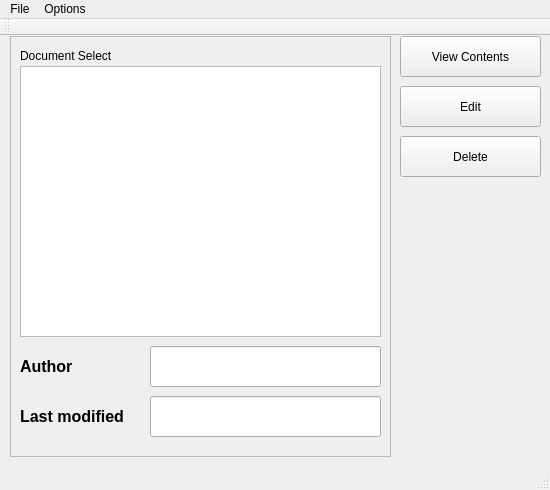
Above: native-client/mainwindow.ui from RafalDziegiel13k4/tech-int-project before the change. Below: the same form after it.
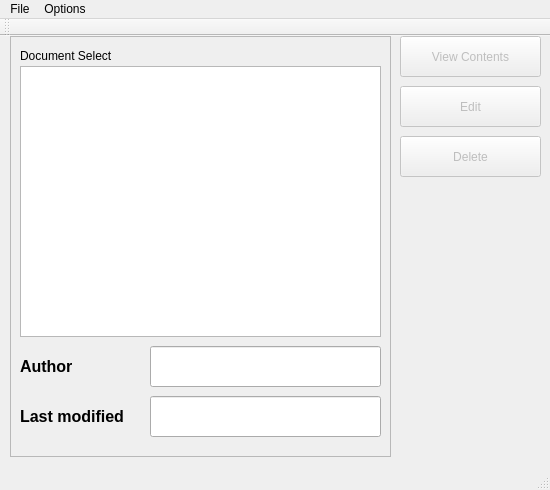
That is the form after the change.

Commit message: Enable options buttons after item selection

```diff
--- a/native-client/mainwindow.ui
+++ b/native-client/mainwindow.ui
@@ -147,6 +147,9 @@
     </widget>
    </widget>
    <widget class="QPushButton" name="pushButtonView">
+    <property name="enabled">
+     <bool>false</bool>
+    </property>
     <property name="geometry">
      <rect>
       <x>400</x>
@@ -163,6 +166,9 @@
     </property>
    </widget>
    <widget class="QPushButton" name="pushButtonEdit">
+    <property name="enabled">
+     <bool>false</bool>
+    </property>
     <property name="geometry">
      <rect>
       <x>400</x>
@@ -179,6 +185,9 @@
     </property>
    </widget>
    <widget class="QPushButton" name="pushButtonDelete">
+    <property name="enabled">
+     <bool>false</bool>
+    </property>
     <property name="geometry">
      <rect>
       <x>400</x>
```
The commit also changes 1 other file.
